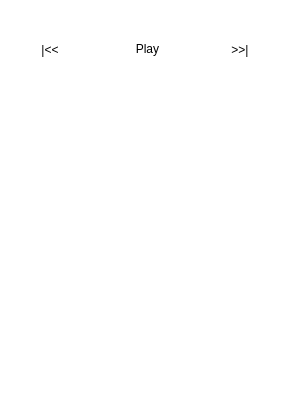
flxw/scplay, file mainwindow.ui: the form before one commit.
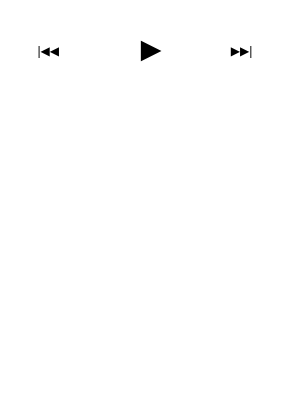
The form after the commit.

Commit message: Unicode playing symbols and button styling

Diff of the .ui file:
```diff
--- a/mainwindow.ui
+++ b/mainwindow.ui
@@ -14,7 +14,23 @@
    <string>scplayer</string>
   </property>
   <property name="styleSheet">
-   <string notr="true">background-color: #fff;</string>
+   <string notr="true">* {
+	background-color: #fff;
+}
+
+QPushButton {
+	border-style: solid;
+	border-width:2px;
+	border-color: rgba(255,72,0,.8);
+}
+
+QPushButton:hover {
+	background-color: #fffafa;
+}
+
+QPushButton:pressed {
+	background-color: #fdf5e6;
+}</string>
   </property>
   <widget class="QWidget" name="centralWidget">
    <widget class="QPushButton" name="playPauseButton">
@@ -26,15 +42,18 @@
       <height>75</height>
      </rect>
     </property>
+    <property name="font">
+     <font>
+      <pointsize>20</pointsize>
+     </font>
+    </property>
     <property name="styleSheet">
-     <string notr="true">background-color: white;
-border-style: solid;
-border-width:1px;
-border-radius:37px;
-border-color: rgba(255,72,0,.8);</string>
+     <string notr="true">QPushButton {
+	border-radius:37px;
+}</string>
     </property>
     <property name="text">
-     <string>Play</string>
+     <string> ▶</string>
     </property>
    </widget>
    <widget class="QPushButton" name="prevButton">
@@ -47,14 +66,12 @@
      </rect>
     </property>
     <property name="styleSheet">
-     <string notr="true">background-color: white;
-border-style: solid;
-border-width:1px;
-border-radius:20px;
-border-color: rgba(255,72,0,.8);</string>
+     <string notr="true">QPushButton {
+	border-radius:20px;
+}</string>
     </property>
     <property name="text">
-     <string>|&lt;&lt;</string>
+     <string>|◀◀ </string>
     </property>
    </widget>
    <widget class="QPushButton" name="nextButton">
@@ -67,14 +84,12 @@
      </rect>
     </property>
     <property name="styleSheet">
-     <string notr="true">background-color: white;
-border-style: solid;
-border-width:1px;
-border-radius:20px;
-border-color: rgba(255,72,0,.8);</string>
+     <string notr="true">QPushButton {
+	border-radius:20px;
+}</string>
     </property>
     <property name="text">
-     <string>&gt;&gt;|</string>
+     <string> ▶▶|</string>
     </property>
    </widget>
   </widget>
```
The commit also changes 1 other file.
